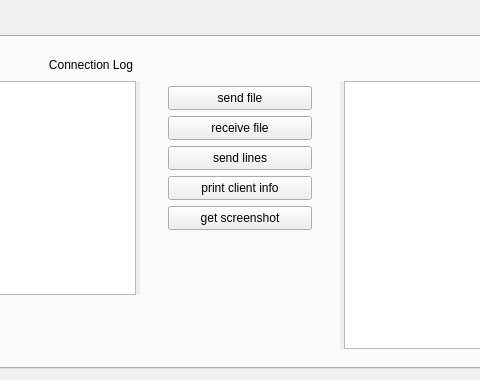
This is teacher.ui in valueerrorx/life-exam as Qt 5 draws it before an edit; both pictures show x 181 to 661 and y 0 to 380 of the 966 by 380 pixel window. The edited form follows.
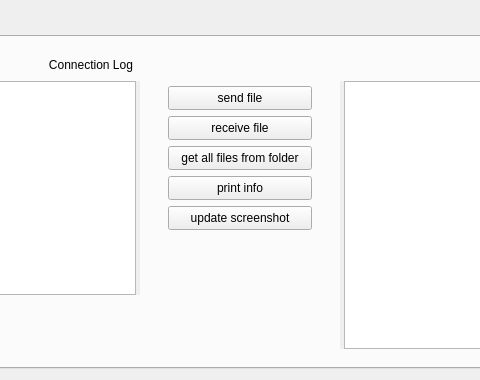
This is the edited form. Icons and pictures are not drawn.

```diff
--- a/teacher.ui
+++ b/teacher.ui
@@ -240,7 +240,7 @@
              <string notr="true">padding:4px;</string>
             </property>
             <property name="text">
-             <string>send lines</string>
+             <string>get all files from folder</string>
             </property>
            </widget>
           </item>
@@ -256,7 +256,7 @@
              <string notr="true">padding:4px;</string>
             </property>
             <property name="text">
-             <string>print client info</string>
+             <string>print info</string>
             </property>
            </widget>
           </item>
@@ -272,7 +272,7 @@
              <string notr="true">padding:4px;</string>
             </property>
             <property name="text">
-             <string>get screenshot</string>
+             <string>update screenshot</string>
             </property>
            </widget>
           </item>
```
